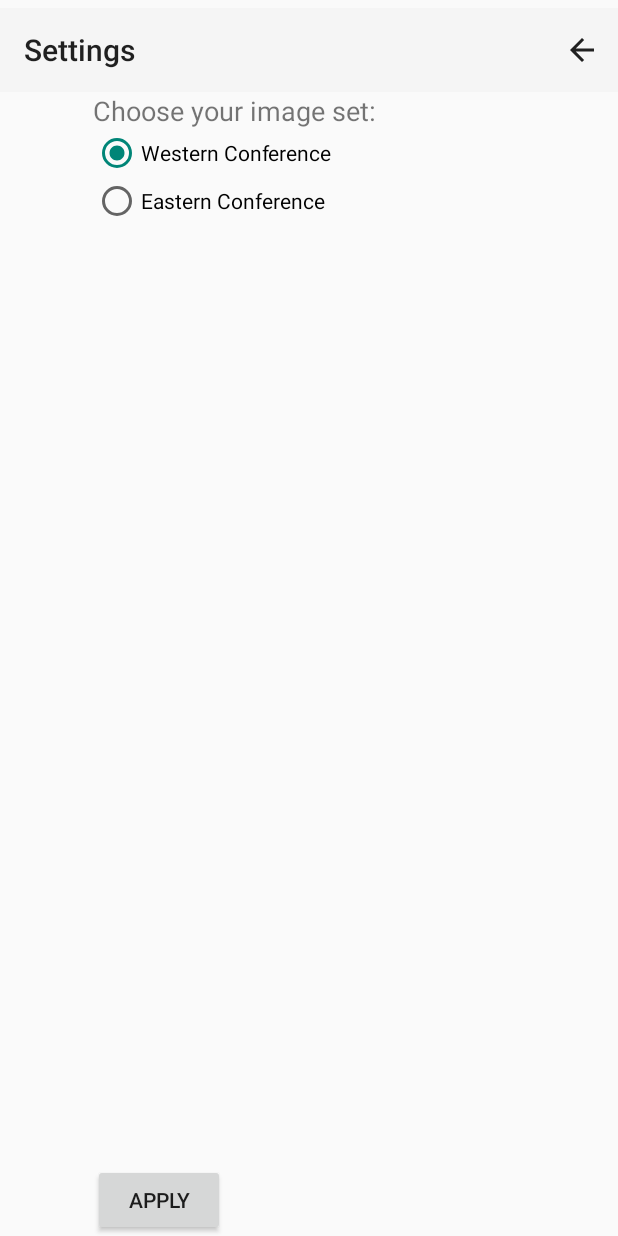
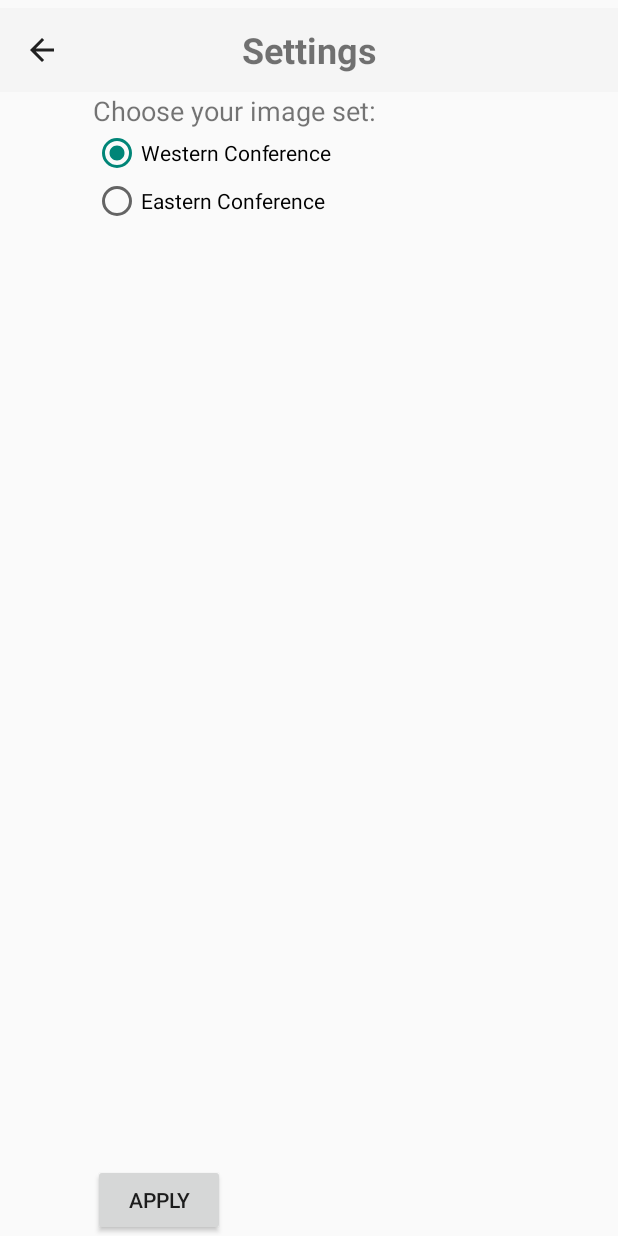
Before and after one commit to abehnia/CMPT276, an Android app: the screen it shows after launch (SettingsActivity), after a tap on "SETTINGS", on a phone screen of 412 x 824 dp. Run offline under Robolectric (Android 15) with nearby library versions, the phone set to English and light mode, and no system bars.

Commit message:
Change the location of the back button
Add a layout for a custom toolbar and use it in
different screens

```diff
--- a/app/src/main/java/cmpt276/proj/finddamatch/SettingsActivity.java
+++ b/app/src/main/java/cmpt276/proj/finddamatch/SettingsActivity.java
@@ -10,7 +10,9 @@ import android.view.Menu;
 import android.view.MenuItem;
 import android.view.View;
 import android.widget.Button;
+import android.widget.ImageButton;
 import android.widget.RadioGroup;
+import android.widget.TextView;
 
 import cmpt276.proj.finddamatch.settingsActivity.Settings;
 
@@ -32,29 +34,20 @@ public class SettingsActivity extends AppCompatActivity {
         Settings.get().save(SettingsActivity.this);
     }
 
-    @Override
-    public boolean onCreateOptionsMenu(Menu menu) {
-        getMenuInflater().inflate(R.menu.default_menu, menu);
-        return true;
-    }
-
-    @Override
-    public boolean onOptionsItemSelected(MenuItem item) {
-        if (item.getItemId() == R.id.backButton) {
-            finish();
-            return true;
-        }
-        return super.onOptionsItemSelected(item);
-    }
-
     public static Intent makeIntent(Context context) {
         return new Intent(context, SettingsActivity.class);
     }
 
     private void setupToolbar() {
-        Toolbar myToolbar = findViewById(R.id.settingsMenuToolbar);
-        setSupportActionBar(myToolbar);
-        getSupportActionBar().setTitle(R.string.settings_activity_title);
+        TextView title = findViewById(R.id.toolbarTitle);
+        title.setText(R.string.settings_activity_title);
+        ImageButton button = findViewById(R.id.backButton);
+        button.setOnClickListener(new View.OnClickListener() {
+            @Override
+            public void onClick(View v) {
+                finish();
+            }
+        });
     }
 
     private void setupImageSet() {
--- a/app/src/main/res/layout/activity_settings.xml
+++ b/app/src/main/res/layout/activity_settings.xml
@@ -13,16 +13,14 @@
         android:orientation="horizontal"
         app:layout_constraintGuide_percent="0.08" />
 
-    <androidx.appcompat.widget.Toolbar
+    <include
         android:id="@+id/settingsMenuToolbar"
+        layout="@layout/custom_toolbar"
         android:layout_width="match_parent"
         android:layout_height="wrap_content"
-        android:background="?attr/colorPrimary"
-        android:minHeight="?attr/actionBarSize"
-        android:theme="?attr/actionBarTheme"
-        app:layout_constraintBottom_toTopOf="@+id/guideline5"
         app:layout_constraintEnd_toEndOf="parent"
         app:layout_constraintStart_toStartOf="parent"
+        app:layout_constraintBottom_toBottomOf="@id/guideline5"
         app:layout_constraintTop_toTopOf="parent" />
 
     <androidx.constraintlayout.widget.Guideline
--- /dev/null
+++ b/app/src/main/res/layout/custom_toolbar.xml
@@ -0,0 +1,36 @@
+<?xml version="1.0" encoding="utf-8"?>
+<androidx.appcompat.widget.Toolbar xmlns:android="http://schemas.android.com/apk/res/android"
+    xmlns:app="http://schemas.android.com/apk/res-auto"
+    xmlns:tools="http://schemas.android.com/tools"
+    android:id="@+id/helpMenuToolbar"
+    android:layout_width="match_parent"
+    android:layout_height="wrap_content"
+    android:background="?attr/colorPrimary"
+    android:minHeight="?attr/actionBarSize"
+    android:theme="?attr/actionBarTheme"
+    >
+
+    <androidx.constraintlayout.widget.Guideline
+        android:id="@+id/guideline3"
+        android:layout_width="wrap_content"
+        android:layout_height="wrap_content"
+        android:orientation="horizontal"
+        app:layout_constraintGuide_percent="0.08" />
+
+    <ImageButton
+        android:id="@+id/backButton"
+        android:layout_width="wrap_content"
+        android:layout_height="match_parent"
+        android:background="@drawable/ic_baseline_arrow_back_24"
+        android:contentDescription="@string/null_text_view" />
+
+    <TextView
+        android:id="@+id/toolbarTitle"
+        android:layout_width="wrap_content"
+        android:layout_height="match_parent"
+        android:layout_gravity="center_horizontal"
+        android:text="@string/null_text_view"
+        android:textSize="24sp"
+        android:textStyle="bold"
+        />
+</androidx.appcompat.widget.Toolbar>
--- a/app/src/main/res/menu/default_menu.xml
+++ b/app/src/main/res/menu/default_menu.xml
@@ -1,7 +1,7 @@
 <?xml version="1.0" encoding="utf-8"?>
 <menu xmlns:app="http://schemas.android.com/apk/res-auto"
     xmlns:android="http://schemas.android.com/apk/res/android">
-    <item android:id="@+id/backButton"
+    <item android:id="@+id/backButtonMenu"
         android:icon="@drawable/ic_baseline_arrow_back_24"
         app:showAsAction="always"
         android:title="" />
```
Also changed, not shown: app/src/main/java/cmpt276/proj/finddamatch/HelpActivity.java (+12 -18 lines), app/src/main/java/cmpt276/proj/finddamatch/ScoresActivity.java (+15 -0 lines), app/src/main/res/layout/activity_help.xml (+3 -5 lines), app/src/main/res/layout/activity_scores.xml (+17 -0 lines).
